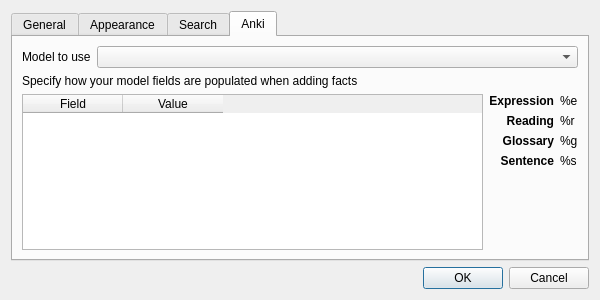
The window that yomi_base/ui/preferences.ui (FooSoft/yomichan-anki) describes before a commit, drawn with Qt 5.
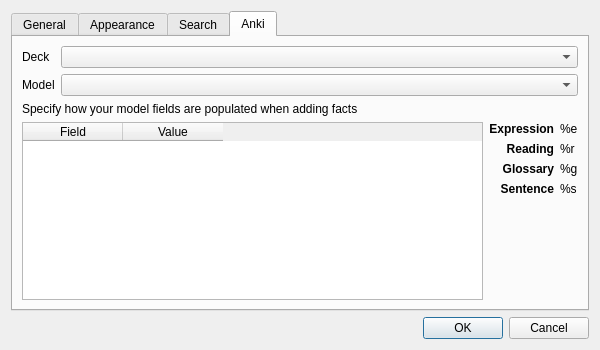
The same window after the commit. The open tabs and pages were chosen to show the change.

Commit message: Adding deck selector to preferences

Patch:
```diff
--- a/yomi_base/ui/preferences.ui
+++ b/yomi_base/ui/preferences.ui
@@ -7,7 +7,7 @@
     <x>0</x>
     <y>0</y>
     <width>600</width>
-    <height>300</height>
+    <height>350</height>
    </rect>
   </property>
   <property name="windowTitle">
@@ -173,21 +173,25 @@
       </attribute>
       <layout class="QVBoxLayout" name="verticalLayout_5">
        <item>
-        <layout class="QHBoxLayout" name="horizontalLayout_4">
-         <item>
+        <layout class="QFormLayout" name="formLayout_2">
+         <item row="0" column="0">
+          <widget class="QLabel" name="label_13">
+           <property name="text">
+            <string>Deck</string>
+           </property>
+          </widget>
+         </item>
+         <item row="0" column="1">
+          <widget class="QComboBox" name="comboBoxAnkiDeck"/>
+         </item>
+         <item row="1" column="0">
           <widget class="QLabel" name="label_12">
-           <property name="sizePolicy">
-            <sizepolicy hsizetype="Maximum" vsizetype="Preferred">
-             <horstretch>0</horstretch>
-             <verstretch>0</verstretch>
-            </sizepolicy>
-           </property>
            <property name="text">
-            <string>Model to use</string>
+            <string>Model</string>
            </property>
           </widget>
          </item>
-         <item>
+         <item row="1" column="1">
           <widget class="QComboBox" name="comboBoxAnkiModel"/>
          </item>
         </layout>
```
The commit also changes 3 other files.
